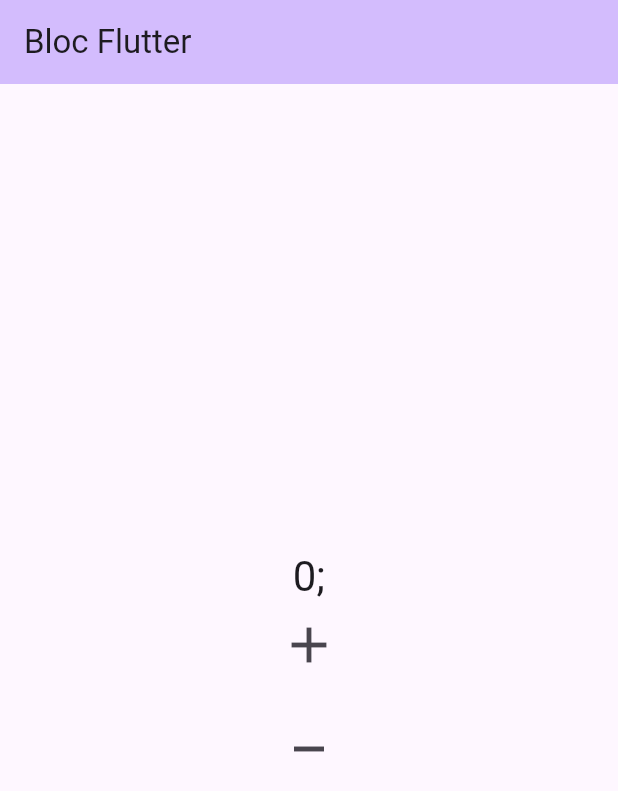
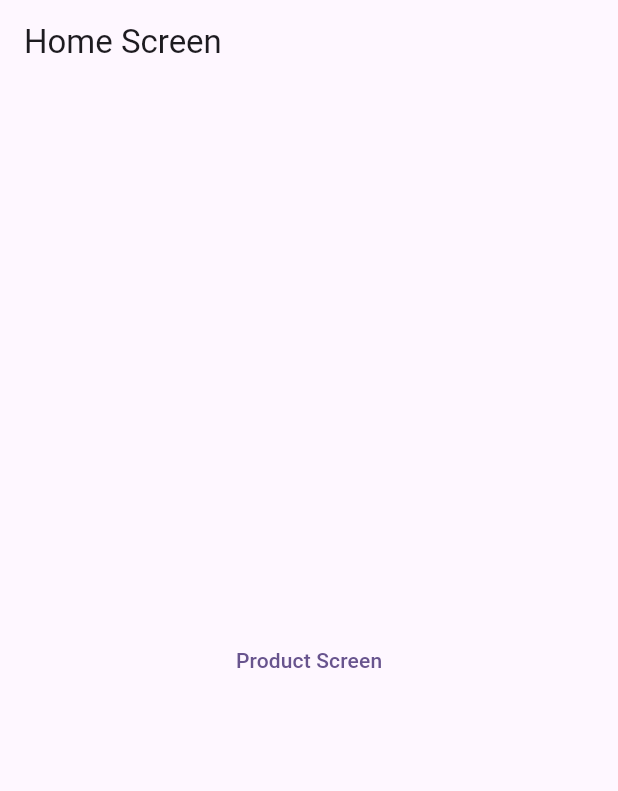
Before and after one commit to rajendratechment/Bloc_example, a Flutter app: the screen it shows after launch, on a phone screen of 412 x 824 dp. Shown: the top 791 px of the screen. Run offline on Flutter 3.47's test engine with Material 3 defaults, Android fonts, the light colour scheme and no system bars; our stand-ins replace bloc, equatable, flutter_bloc.

Commit message:
calling the provider from main widget

```diff
--- /dev/null
+++ b/lib/bloc/products_event.dart
@@ -0,0 +1,15 @@
+part of 'products_bloc.dart';
+
+abstract class ProductsEvent extends Equatable {
+  const ProductsEvent();
+
+  @override
+  List<Object> get props => [];
+
+}
+
+class ProductsLoadedEvent extends Equatable {
+  @override
+  // TODO: implement props
+  List<Object?> get props => [];
+}
--- /dev/null
+++ b/lib/bloc/products_state.dart
@@ -0,0 +1,28 @@
+part of 'products_bloc.dart';
+
+abstract class ProductsState extends Equatable {
+  //  avoid to write the boiler plate code, if the same  data is coming from the server then no need to chang the state
+  const ProductsState();
+
+  @override
+  List<Object> get props => [];
+}
+
+class ProductsLoadingState extends ProductsState {}
+
+class ProductsLoadedState extends ProductsState {
+  final List<Product> product;
+
+  const ProductsLoadedState(this.product);
+  @override
+  List<Object> get props => [product];
+}
+
+class ProductsErrorState extends ProductsState {
+  final String errorMessage ;
+
+  const ProductsErrorState(this.errorMessage);
+  @override
+  List<Object> get props => [errorMessage];
+
+}
--- a/lib/main.dart
+++ b/lib/main.dart
@@ -1,5 +1,9 @@
-import 'package:bloc_ar/bloc/CounterCubit.dart';
+import 'package:bloc_ar/bloc/products_bloc.dart';
+import 'package:bloc_ar/screens/HomeView.dart';
 import 'package:flutter/material.dart';
+import 'package:flutter_bloc/flutter_bloc.dart';
+
+import 'counters/CounterCubit.dart';
 
 Future<void> main() async {
   runApp(const MyApp());
@@ -11,13 +15,18 @@ class MyApp extends StatelessWidget {
   // This widget is the root of your application.
   @override
   Widget build(BuildContext context) {
-    return MaterialApp(
+    return
+
+      BlocProvider(
+        create: (context)=>ProductsBloc()..add(ProductsLoadedEvent()),
+        child: MaterialApp(
         title: 'Flutter Demo',
         theme: ThemeData(
           colorScheme: ColorScheme.fromSeed(seedColor: Colors.deepPurple),
           useMaterial3: true,
         ),
-      home: const MyHomePage(title: 'Bloc Flutter'),
+        home: const HomeView(),
+            ),
       );
   }
 }
@@ -77,7 +86,11 @@ class _MyHomePageState extends State<MyHomePage> {
           ],
         ),
       ),
-
+      floatingActionButton: FloatingActionButton(
+        onPressed: _incrementCounter,
+        tooltip: 'Increment',
+        child: const Icon(Icons.add),
+      ),
     );
   }
 }
--- /dev/null
+++ b/lib/models/Product.dart
@@ -0,0 +1,95 @@
+// To parse this JSON data, do
+//
+//     final product = productFromJson(jsonString);
+
+import 'dart:convert';
+
+List<Product> productFromJson(String str) => List<Product>.from(json.decode(str).map((x) => Product.fromJson(x)));
+
+String productToJson(List<Product> data) => json.encode(List<dynamic>.from(data.map((x) => x.toJson())));
+
+class Product {
+  int? id;
+  String? title;
+  double? price;
+  String? description;
+  Category? category;
+  String? image;
+  Rating? rating;
+
+  Product({
+    this.id,
+    this.title,
+    this.price,
+    this.description,
+    this.category,
+    this.image,
+    this.rating,
+  });
+
+  factory Product.fromJson(Map<String, dynamic> json) => Product(
+    id: json["id"],
+    title: json["title"],
+    price: json["price"]?.toDouble(),
+    description: json["description"],
+    category: categoryValues.map[json["category"]]!,
+    image: json["image"],
+    rating: json["rating"] == null ? null : Rating.fromJson(json["rating"]),
+  );
+
+  Map<String, dynamic> toJson() => {
+    "id": id,
+    "title": title,
+    "price": price,
+    "description": description,
+    "category": categoryValues.reverse[category],
+    "image": image,
+    "rating": rating?.toJson(),
+  };
+}
+
+enum Category {
+  ELECTRONICS,
+  JEWELERY,
+  MEN_S_CLOTHING,
+  WOMEN_S_CLOTHING
+}
+
+final categoryValues = EnumValues({
+  "electronics": Category.ELECTRONICS,
+  "jewelery": Category.JEWELERY,
+  "men's clothing": Category.MEN_S_CLOTHING,
+  "women's clothing": Category.WOMEN_S_CLOTHING
+});
+
+class Rating {
+  double? rate;
+  int? count;
+
+  Rating({
+    this.rate,
+    this.count,
+  });
+
+  factory Rating.fromJson(Map<String, dynamic> json) => Rating(
+    rate: json["rate"]?.toDouble(),
+    count: json["count"],
+  );
+
+  Map<String, dynamic> toJson() => {
+    "rate": rate,
+    "count": count,
+  };
+}
+
+class EnumValues<T> {
+  Map<String, T> map;
+  late Map<T, String> reverseMap;
+
+  EnumValues(this.map);
+
+  Map<T, String> get reverse {
+    reverseMap = map.map((k, v) => MapEntry(v, k));
+    return reverseMap;
+  }
+}
--- /dev/null
+++ b/lib/screens/HomeView.dart
@@ -0,0 +1,25 @@
+import 'package:bloc_ar/screens/ProductsView.dart';
+import 'package:flutter/cupertino.dart';
+import 'package:flutter/material.dart';
+
+class HomeView extends StatelessWidget {
+  const HomeView({super.key});
+
+  @override
+  Widget build(BuildContext context) {
+    return Scaffold(
+        appBar: AppBar(
+          title: const Text('Home Screen'),
+        ),
+        body: Center(
+          child: TextButton(
+            onPressed: () {
+              Navigator.push(context, MaterialPageRoute(builder: (context) {
+                return const Productsview();
+              }));
+            },
+            child: const Text('Product Screen'),
+          ),
+        ));
+  }
+}
```
Also changed, not shown: lib/bloc/products_bloc.dart (added, +28 -0 lines), lib/screens/ProductsView.dart (added, +44 -0 lines), pubspec.yaml (+7 -0 lines), lib/counters/CounterCubit.dart (renamed from lib/bloc/CounterCubit.dart), pubspec.lock, 1 other file. Lines whose indentation alone changed are shown as unchanged.
